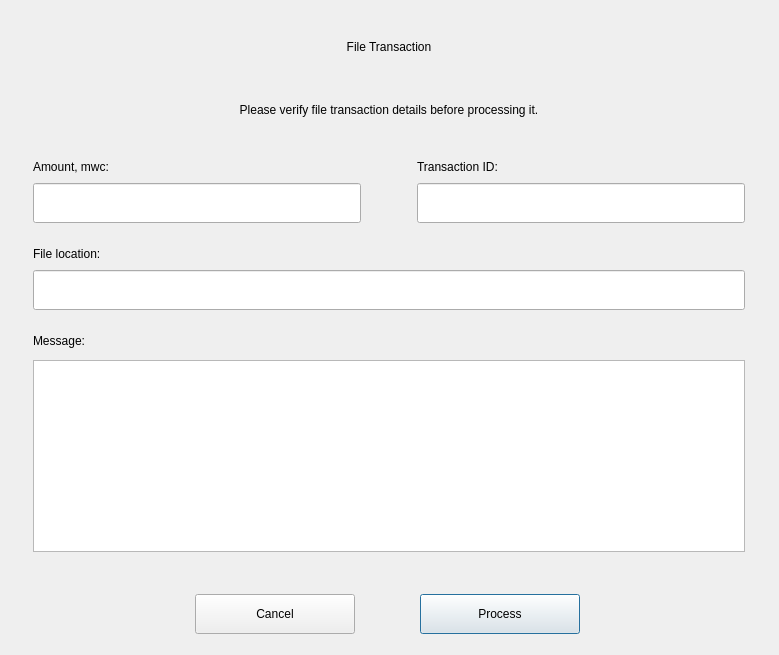
The window that dialogs/fileslateinfodlg.ui (0xkobe/mwc-wallet) describes before a commit, drawn with Qt 5.
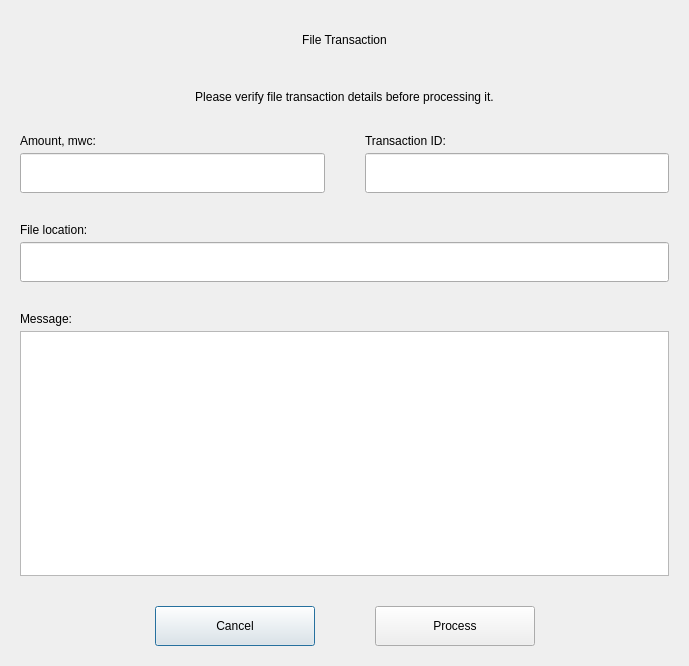
The same window after the commit. Custom widgets are drawn as their Qt base class.

The edit to the form file:
```diff
--- a/dialogs/fileslateinfodlg.ui
+++ b/dialogs/fileslateinfodlg.ui
@@ -6,22 +6,31 @@
    <rect>
     <x>0</x>
     <y>0</y>
-    <width>779</width>
-    <height>655</height>
+    <width>689</width>
+    <height>666</height>
    </rect>
   </property>
   <property name="windowTitle">
    <string>Dialog</string>
   </property>
+  <layout class="QVBoxLayout" name="verticalLayout_5">
+   <property name="spacing">
+    <number>30</number>
+   </property>
+   <property name="leftMargin">
+    <number>20</number>
+   </property>
+   <property name="topMargin">
+    <number>20</number>
+   </property>
+   <property name="rightMargin">
+    <number>20</number>
+   </property>
+   <property name="bottomMargin">
+    <number>20</number>
+   </property>
+   <item>
   <widget class="control::MwcLabelLarge" name="titleLabel">
-   <property name="geometry">
-    <rect>
-     <x>36</x>
-     <y>27</y>
-     <width>706</width>
-     <height>40</height>
-    </rect>
-   </property>
    <property name="minimumSize">
     <size>
      <width>0</width>
@@ -35,28 +44,104 @@
     <set>Qt::AlignCenter</set>
    </property>
   </widget>
+   </item>
+   <item>
+    <widget class="control::MwcLabelLarge" name="label_4">
+     <property name="text">
+      <string>Please verify file transaction details before processing it.</string>
+     </property>
+     <property name="alignment">
+      <set>Qt::AlignCenter</set>
+     </property>
+    </widget>
+   </item>
+   <item>
+    <layout class="QHBoxLayout" name="horizontalLayout">
+     <property name="spacing">
+      <number>40</number>
+     </property>
+     <item>
+      <layout class="QVBoxLayout" name="verticalLayout_2">
+       <property name="spacing">
+        <number>5</number>
+       </property>
+       <item>
+        <widget class="control::MwcLabelSmall" name="label_3">
+         <property name="text">
+          <string>Amount, mwc:</string>
+         </property>
+        </widget>
+       </item>
+       <item>
+        <widget class="control::MwcLineEditNormal" name="amountText">
+         <property name="minimumSize">
+          <size>
+           <width>0</width>
+           <height>40</height>
+          </size>
+         </property>
+         <property name="maximumSize">
+          <size>
+           <width>16777215</width>
+           <height>40</height>
+          </size>
+         </property>
+         <property name="readOnly">
+          <bool>true</bool>
+         </property>
+        </widget>
+       </item>
+      </layout>
+     </item>
+     <item>
+      <layout class="QVBoxLayout" name="verticalLayout">
+       <property name="spacing">
+        <number>5</number>
+       </property>
+       <item>
   <widget class="control::MwcLabelSmall" name="label">
-   <property name="geometry">
-    <rect>
-     <x>417</x>
-     <y>156</y>
-     <width>145</width>
-     <height>22</height>
-    </rect>
-   </property>
    <property name="text">
     <string>Transaction ID:</string>
    </property>
   </widget>
+       </item>
+       <item>
   <widget class="control::MwcLineEditNormal" name="txIdText">
-   <property name="geometry">
-    <rect>
-     <x>417</x>
-     <y>183</y>
-     <width>328</width>
+         <property name="minimumSize">
+          <size>
+           <width>0</width>
      <height>40</height>
-    </rect>
-   </property>
+          </size>
+         </property>
+         <property name="maximumSize">
+          <size>
+           <width>16777215</width>
+           <height>40</height>
+          </size>
+         </property>
+         <property name="readOnly">
+          <bool>true</bool>
+         </property>
+        </widget>
+       </item>
+      </layout>
+     </item>
+    </layout>
+   </item>
+   <item>
+    <layout class="QVBoxLayout" name="verticalLayout_3">
+     <property name="spacing">
+      <number>5</number>
+     </property>
+     <item>
+      <widget class="control::MwcLabelSmall" name="label_5">
+       <property name="text">
+        <string>File location:</string>
+       </property>
+      </widget>
+     </item>
+     <item>
+      <widget class="control::MwcLineEditNormal" name="fileLocationText">
    <property name="minimumSize">
     <size>
      <width>0</width>
@@ -73,31 +158,26 @@
     <bool>true</bool>
    </property>
   </widget>
+     </item>
+    </layout>
+   </item>
+   <item>
+    <layout class="QVBoxLayout" name="verticalLayout_4">
+     <property name="spacing">
+      <number>5</number>
+     </property>
+     <item>
   <widget class="control::MwcLabelSmall" name="label_2">
-   <property name="geometry">
-    <rect>
-     <x>33</x>
-     <y>330</y>
-     <width>145</width>
-     <height>22</height>
-    </rect>
-   </property>
    <property name="text">
     <string>Message:</string>
    </property>
   </widget>
+     </item>
+     <item>
   <widget class="QTextEdit" name="messageText">
    <property name="enabled">
     <bool>true</bool>
    </property>
-   <property name="geometry">
-    <rect>
-     <x>33</x>
-     <y>360</y>
-     <width>712</width>
-     <height>192</height>
-    </rect>
-   </property>
    <property name="acceptDrops">
     <bool>false</bool>
    </property>
@@ -117,144 +197,38 @@
     <string/>
    </property>
   </widget>
-  <widget class="control::MwcLabelSmall" name="label_3">
-   <property name="geometry">
-    <rect>
-     <x>33</x>
-     <y>156</y>
-     <width>145</width>
-     <height>22</height>
-    </rect>
-   </property>
-   <property name="text">
-    <string>Amount, mwc:</string>
-   </property>
-  </widget>
-  <widget class="control::MwcLineEditNormal" name="amountText">
-   <property name="geometry">
-    <rect>
-     <x>33</x>
-     <y>183</y>
-     <width>328</width>
-     <height>40</height>
-    </rect>
-   </property>
-   <property name="minimumSize">
+     </item>
+    </layout>
+   </item>
+   <item>
+    <layout class="QHBoxLayout" name="horizontalLayout_2">
+     <property name="spacing">
+      <number>60</number>
+     </property>
+     <item>
+      <spacer name="horizontalSpacer_2">
+       <property name="orientation">
+        <enum>Qt::Horizontal</enum>
+       </property>
+       <property name="sizeHint" stdset="0">
     <size>
-     <width>0</width>
-     <height>40</height>
-    </size>
-   </property>
-   <property name="maximumSize">
-    <size>
-     <width>16777215</width>
-     <height>40</height>
-    </size>
-   </property>
-   <property name="readOnly">
-    <bool>true</bool>
-   </property>
-  </widget>
-  <widget class="control::MwcLabelLarge" name="label_4">
-   <property name="geometry">
-    <rect>
-     <x>39</x>
-     <y>90</y>
-     <width>700</width>
-     <height>40</height>
-    </rect>
-   </property>
-   <property name="text">
-    <string>Please verify file transaction details before processing it.</string>
-   </property>
-   <property name="alignment">
-    <set>Qt::AlignCenter</set>
-   </property>
-  </widget>
-  <widget class="control::MwcLineEditNormal" name="fileLocationText">
-   <property name="geometry">
-    <rect>
-     <x>33</x>
-     <y>270</y>
-     <width>712</width>
-     <height>40</height>
-    </rect>
-   </property>
-   <property name="minimumSize">
-    <size>
-     <width>0</width>
-     <height>40</height>
-    </size>
-   </property>
-   <property name="maximumSize">
-    <size>
-     <width>16777215</width>
-     <height>40</height>
-    </size>
-   </property>
-   <property name="readOnly">
-    <bool>true</bool>
-   </property>
-  </widget>
-  <widget class="control::MwcLabelSmall" name="label_5">
-   <property name="geometry">
-    <rect>
-     <x>33</x>
-     <y>243</y>
-     <width>145</width>
-     <height>22</height>
-    </rect>
-   </property>
-   <property name="text">
-    <string>File location:</string>
-   </property>
-  </widget>
-  <widget class="control::MwcPushButtonNormal" name="processBtn">
-   <property name="geometry">
-    <rect>
-     <x>420</x>
-     <y>594</y>
-     <width>160</width>
-     <height>40</height>
-    </rect>
-   </property>
-   <property name="minimumSize">
-    <size>
-     <width>0</width>
-     <height>40</height>
-    </size>
-   </property>
-   <property name="maximumSize">
-    <size>
-     <width>16777215</width>
-     <height>40</height>
-    </size>
-   </property>
-   <property name="focusPolicy">
-    <enum>Qt::StrongFocus</enum>
-   </property>
-   <property name="text">
-    <string>Process</string>
-   </property>
-  </widget>
+         <width>40</width>
+         <height>20</height>
+        </size>
+       </property>
+      </spacer>
+     </item>
+     <item>
   <widget class="control::MwcPushButtonNormal" name="cancelBtn">
-   <property name="geometry">
-    <rect>
-     <x>195</x>
-     <y>594</y>
-     <width>160</width>
-     <height>40</height>
-    </rect>
-   </property>
    <property name="minimumSize">
     <size>
-     <width>0</width>
+         <width>160</width>
      <height>40</height>
     </size>
    </property>
    <property name="maximumSize">
     <size>
-     <width>16777215</width>
+         <width>160</width>
      <height>40</height>
     </size>
    </property>
@@ -265,6 +239,45 @@
     <string>Cancel</string>
    </property>
   </widget>
+     </item>
+     <item>
+      <widget class="control::MwcPushButtonNormal" name="processBtn">
+       <property name="minimumSize">
+        <size>
+         <width>160</width>
+         <height>40</height>
+        </size>
+       </property>
+       <property name="maximumSize">
+        <size>
+         <width>160</width>
+         <height>40</height>
+        </size>
+       </property>
+       <property name="focusPolicy">
+        <enum>Qt::StrongFocus</enum>
+       </property>
+       <property name="text">
+        <string>Process</string>
+       </property>
+      </widget>
+     </item>
+     <item>
+      <spacer name="horizontalSpacer_3">
+       <property name="orientation">
+        <enum>Qt::Horizontal</enum>
+       </property>
+       <property name="sizeHint" stdset="0">
+        <size>
+         <width>40</width>
+         <height>20</height>
+        </size>
+       </property>
+      </spacer>
+     </item>
+    </layout>
+   </item>
+  </layout>
  </widget>
  <customwidgets>
   <customwidget>
```
Lines whose indentation alone changed are shown as unchanged.
